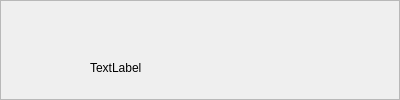
This is SoundDrive/PlaylistSide/playlist_entry.ui in Nmstr/SoundDrive as Qt 5 draws it before an edit. The edited form follows.
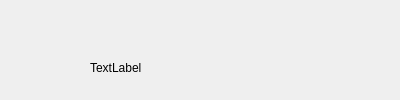
This is the edited form.

Diff of the .ui file:
```diff
--- a/SoundDrive/PlaylistSide/playlist_entry.ui
+++ b/SoundDrive/PlaylistSide/playlist_entry.ui
@@ -14,7 +14,7 @@
    <string>Frame</string>
   </property>
   <property name="frameShape">
-   <enum>QFrame::Shape::StyledPanel</enum>
+   <enum>QFrame::Shape::NoFrame</enum>
   </property>
   <widget class="QLabel" name="name_label">
    <property name="geometry">
```
